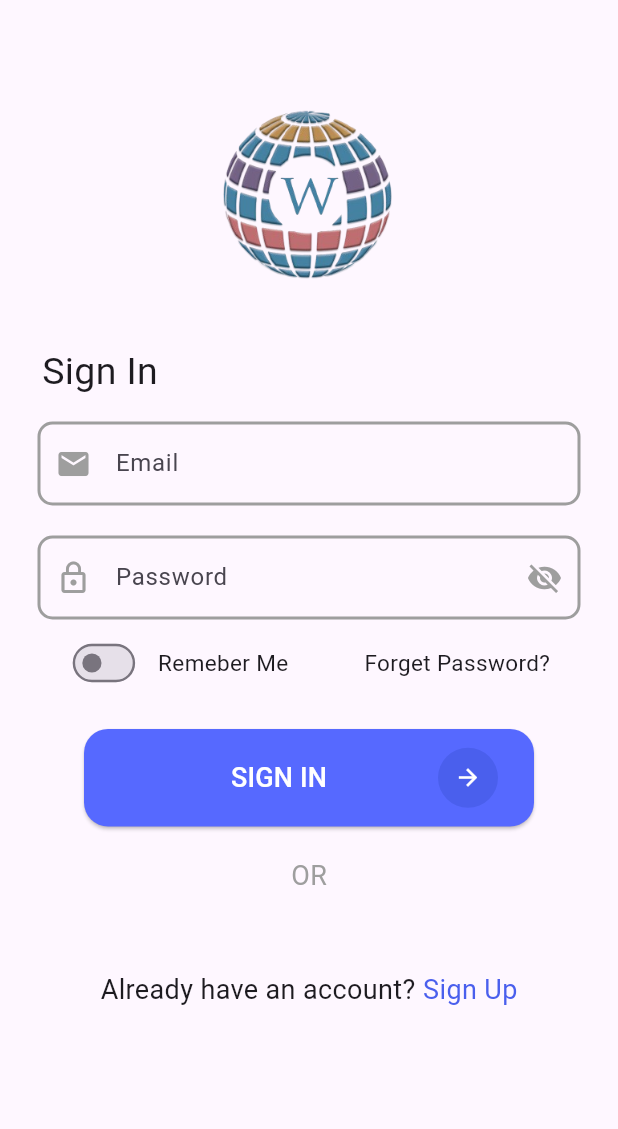
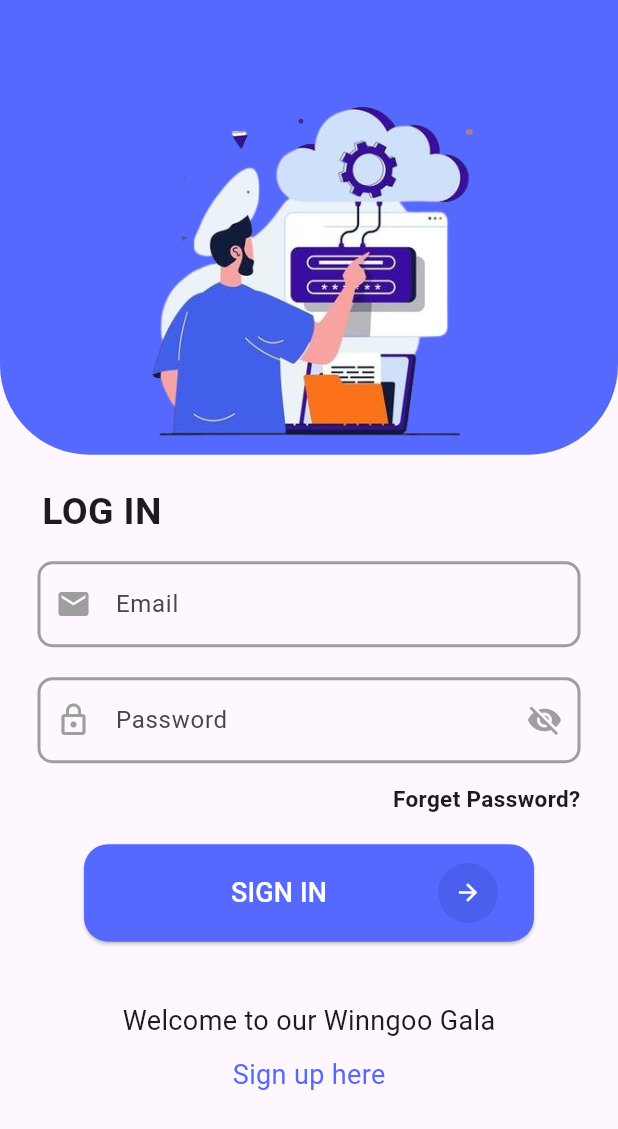
Before and after one commit to shisath/winngoo, a Flutter app: the screen it shows after launch, on a phone screen of 412 x 824 dp. Shown: the top 1129 px of the screen. Run offline on Flutter 3.47's test engine with Material 3 defaults, Android fonts, the light colour scheme and no system bars; our stand-ins replace get, pin_code_fields, velocity_x.

Commit message:
SIGN UP SCREEN, FORGOT PASSWORD
Add login image
Sign up & sign in screen ui correction complted
Forgot password screen folder created

```diff
--- /dev/null
+++ b/lib/forgotPassword/forgot_password_controller.dart
@@ -0,0 +1,6 @@
+import 'package:flutter/cupertino.dart';
+import 'package:get/get.dart';
+
+class ForgotPasswordController extends GetxController {
+  TextEditingController emailController = TextEditingController();
+}
--- a/lib/signIn/sign_in_screen.dart
+++ b/lib/signIn/sign_in_screen.dart
@@ -1,5 +1,8 @@
 import 'package:flutter/material.dart';
+import 'package:winggoo/common_file/functions.dart';
 import 'package:winggoo/signIn/sign_in_widget.dart';
+
+import '../common_file/widgets.dart';
 
 class SignInScreen extends StatelessWidget {
   const SignInScreen({super.key});
@@ -7,19 +10,22 @@ class SignInScreen extends StatelessWidget {
   @override
   Widget build(BuildContext context) {
     return Scaffold(
+      appBar: AppBar(
+          backgroundColor: primaryColor, automaticallyImplyLeading: false),
       body: SingleChildScrollView(
-        child: Padding(
-          padding: const EdgeInsets.symmetric(horizontal: 20),
         child: Column(
           mainAxisAlignment: MainAxisAlignment.center,
           children: [
+            // logo(),
+            headingContainer(widget: Image.asset("assets/login.png")),
             const SizedBox(
-                height: 30,
+              height: 20,
             ),
-              logo(),
-              signInWidget(),
+            Padding(
+              padding: const EdgeInsets.symmetric(horizontal: 20),
+              child: signInWidget(),
+            ),
           ],
-          ),
         ),
       ),
     );
--- a/lib/signIn/sign_in_widget.dart
+++ b/lib/signIn/sign_in_widget.dart
@@ -6,8 +6,8 @@ import '../common_file/functions.dart';
 import '../common_file/getXcontroller.dart';
 import '../common_file/images.dart';
 import '../common_file/widgets.dart';
-import '../signup/signup_widget.dart';
 
+///not use
 Widget logo() {
   return Image.asset(
     winngoo,
@@ -28,8 +28,9 @@ signInWidget() {
           Padding(
             padding: const EdgeInsets.symmetric(horizontal: 8),
             child: Text(
-              "Sign In",
-              style: TextStyle(fontSize: headingSize),
+              "LOG IN",
+              style:
+                  TextStyle(fontSize: headingSize, fontWeight: FontWeight.w600),
             ),
           ),
           const SizedBox(
@@ -93,58 +94,61 @@ signInWidget() {
                 // FocusScope.of(Get.context!)
                 //     .requestFocus(signInController.passwordFocusNode);
               }),
-          Row(
-            mainAxisAlignment: MainAxisAlignment.spaceAround,
-            children: [
-              togleButton(
-                  headingText: "Remeber Me",
-                  controller: signInController.rememberMe.value,
-                  onchanged: (b) {
-                    signInController.rememberMe.value = b;
-                  }),
-              Text(
+          const SizedBox(
+            height: 8,
+          ),
+          Padding(
+            padding: const EdgeInsets.only(right: 5),
+            child: Align(
+              alignment: Alignment.centerRight,
+              child: Text(
                 "Forget Password?",
-                style: TextStyle(fontSize: contentSize - 3),
+                style: TextStyle(
+                    fontSize: contentSize - 3, fontWeight: FontWeight.w600),
               ).onTap(() {
                 signInController.forgotPassword();
                 // Get.toNamed("/otp");
-              })
-            ],
+              }),
+            ),
           ),
           const SizedBox(
             height: 20,
           ),
           buttonWidget(
             onPress: () {
-              if (signInformKey.currentState?.validate() == true) {
-                //
-                // Get.toNamed("/signUp");
-                signInController.signInApi();
-              }
+              Get.toNamed("/signUp");
+
+              // if (signInformKey.currentState?.validate() == true) {
+              //   //
+              //    signInController.signInApi();
+              // }
             },
             text: "SIGN IN",
           ),
           const SizedBox(
-            height: 20,
+            height: 40,
           ),
           Center(
-            child: Text(
-              "OR",
-              style: TextStyle(color: Colors.grey, fontSize: contentSize),
+            child: Column(
+              children: [
+                Text(
+                  "Welcome to our Winngoo Gala",
+                  style: TextStyle(fontSize: contentSize),
+                ),
+                const SizedBox(
+                  height: 10,
+                ),
+                Text(
+                  "Sign up here",
+                  style: TextStyle(color: primaryColor, fontSize: contentSize),
+                ).onTap(() {
+                  Get.offNamed("/signUp");
+                }),
+              ],
             ),
           ),
           const SizedBox(
-            height: 20,
-          ),
-          googelFacebook(
-              text: "Sign Up",
-              ontap: () {
-                signInController.signInApi();
-
-                // Get.offNamed("/signUp");
-              }),
-          const SizedBox(
-            height: 20,
+            height: 40,
           ),
         ],
       ),
@@ -152,6 +156,7 @@ signInWidget() {
   );
 }
 
+///not use
 Widget pngButton({
   png,
   required String text,
--- a/lib/signup/signUp_controller.dart
+++ b/lib/signup/signUp_controller.dart
@@ -14,10 +14,11 @@ class SignUpController extends GetxController {
   TextEditingController confirmPasswordController = TextEditingController();
   TextEditingController enterOTPController = TextEditingController();
   TextEditingController countryController = TextEditingController();
+  RxBool isChecked = false.obs;
   RxBool sendOtp = false.obs;
 
   RxBool passwordObsecure = true.obs;
-  RxBool confirmObsecure = true.obs;
+  RxBool confirmPasswordObsecure = true.obs;
 
   final fullnameFocusNode = FocusNode();
   final surnameFocusNode = FocusNode();
--- a/lib/signup/signUp_screen.dart
+++ b/lib/signup/signUp_screen.dart
@@ -18,9 +18,6 @@ class SignUpScreen extends StatelessWidget {
           child: Column(
             mainAxisAlignment: MainAxisAlignment.center,
             children: [
-              const SizedBox(
-                height: 30,
-              ),
               signUpWidget(),
             ],
           ),
```
Also changed, not shown: lib/common_file/widgets.dart (+24 -9 lines), lib/forgotPassword/forgot_password_screen.dart (added, +29 -0 lines), lib/signup/signup_widget.dart (+99 -73 lines), assets/login.png (added), lib/forgotPassword/forgot_password_Widget.dart (added). Lines whose indentation alone changed are shown as unchanged.
